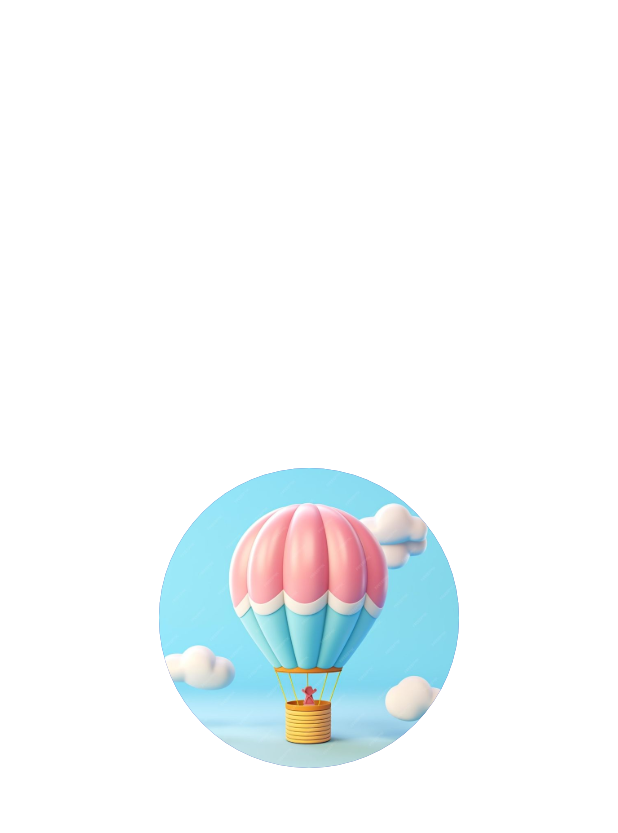
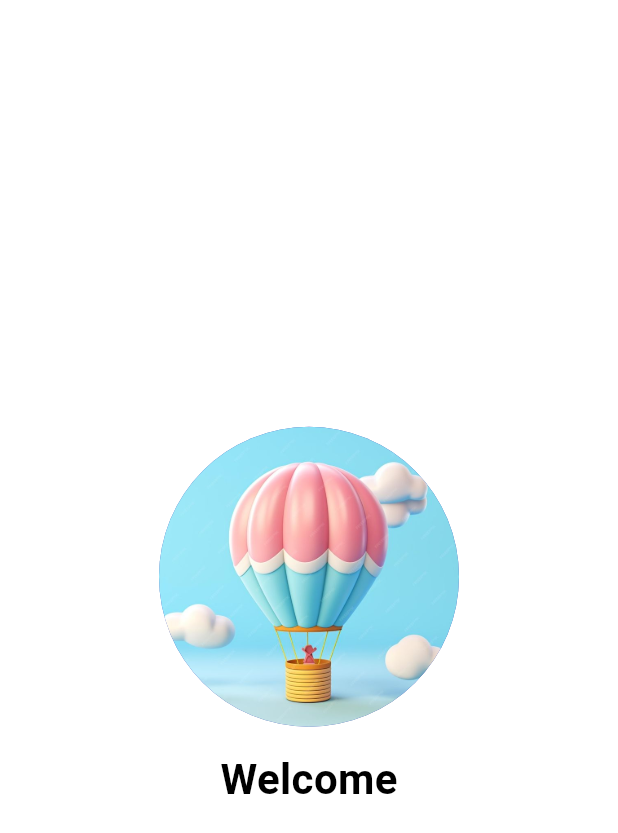
Before and after one commit to Mariariaardyanti/KB1179-1123150050-uts, a Flutter app: the screen it shows after launch, on a phone screen of 412 x 824 dp. Shown: the top 833 px of the screen. Run offline on Flutter 3.47's test engine with Material 3 defaults, Android fonts, the phone set to English and light mode, and no system bars.

Commit message:
feat: add welcome text

```diff
--- a/lib/screen/splash_screen_1.dart
+++ b/lib/screen/splash_screen_1.dart
@@ -8,7 +8,10 @@ class MySplashScreen extends StatelessWidget {
     return Scaffold(
       backgroundColor: Colors.white,
       body: Center(
-        child: Container(
+        child: Column(
+          mainAxisAlignment: MainAxisAlignment.center,
+          children: [
+            Container(
               height: 200,
               width: 200,
               decoration: const BoxDecoration(
@@ -20,6 +23,18 @@ class MySplashScreen extends StatelessWidget {
                 ),
               ),
             ),
+
+            const SizedBox(height: 15),
+            const Text(
+              "Welcome",
+              style: TextStyle(
+                fontSize: 28,
+                fontWeight: FontWeight.bold,
+                color: Colors.black,
+              ),
+            ),
+          ],
+        ),
       ),
     );
   }
```
Lines whose indentation alone changed are shown as unchanged.
